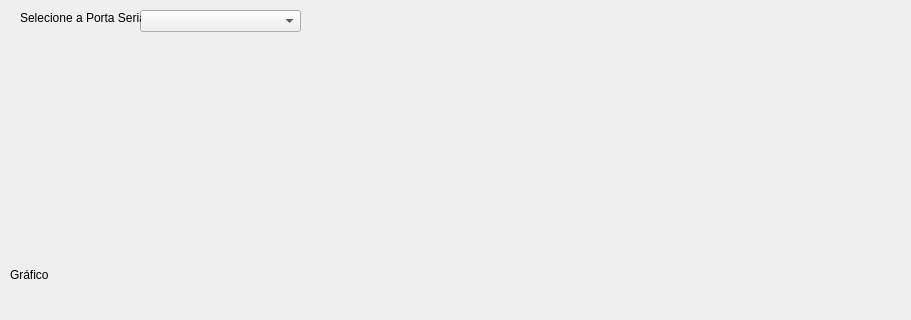
This is Supervisorio.ui in LuanTavares/SupervisorioInstrumentacao as Qt 5 draws it before an edit; both pictures show x 0 to 911 and y 0 to 320 of the 1147 by 578 pixel window. The edited form follows.
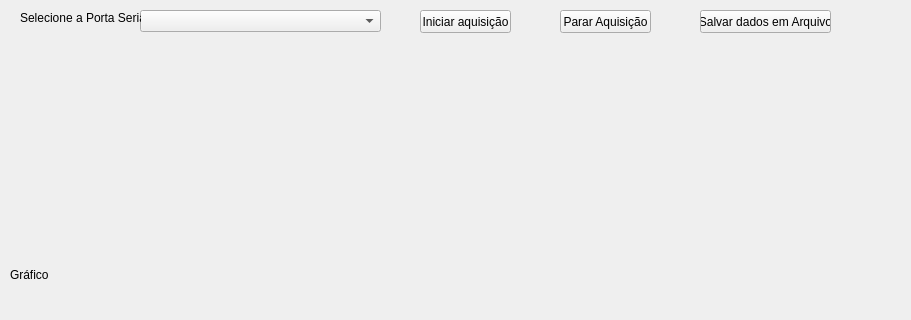
This is the edited form.

Commit message: Adicionado botão para iniciar e parar a leitura, bem como o botão para salvar os dados em arquivo. Ainda não testado

```diff
--- a/Supervisorio.ui
+++ b/Supervisorio.ui
@@ -19,7 +19,7 @@
      <rect>
       <x>140</x>
       <y>10</y>
-      <width>161</width>
+      <width>241</width>
       <height>22</height>
      </rect>
     </property>
@@ -62,6 +62,45 @@
      </item>
     </layout>
    </widget>
+   <widget class="QPushButton" name="pushButtonSalvar">
+    <property name="geometry">
+     <rect>
+      <x>700</x>
+      <y>10</y>
+      <width>131</width>
+      <height>23</height>
+     </rect>
+    </property>
+    <property name="text">
+     <string>Salvar dados em Arquivo</string>
+    </property>
+   </widget>
+   <widget class="QPushButton" name="pushButtonParar">
+    <property name="geometry">
+     <rect>
+      <x>560</x>
+      <y>10</y>
+      <width>91</width>
+      <height>23</height>
+     </rect>
+    </property>
+    <property name="text">
+     <string>Parar Aquisição</string>
+    </property>
+   </widget>
+   <widget class="QPushButton" name="pushButtonIniciar">
+    <property name="geometry">
+     <rect>
+      <x>420</x>
+      <y>10</y>
+      <width>91</width>
+      <height>23</height>
+     </rect>
+    </property>
+    <property name="text">
+     <string>Iniciar aquisição</string>
+    </property>
+   </widget>
   </widget>
   <widget class="QMenuBar" name="menubar">
    <property name="geometry">
```
Left out of the diff: 2 changed lines with no effect on the pictures. The commit also changes 3 other files.
